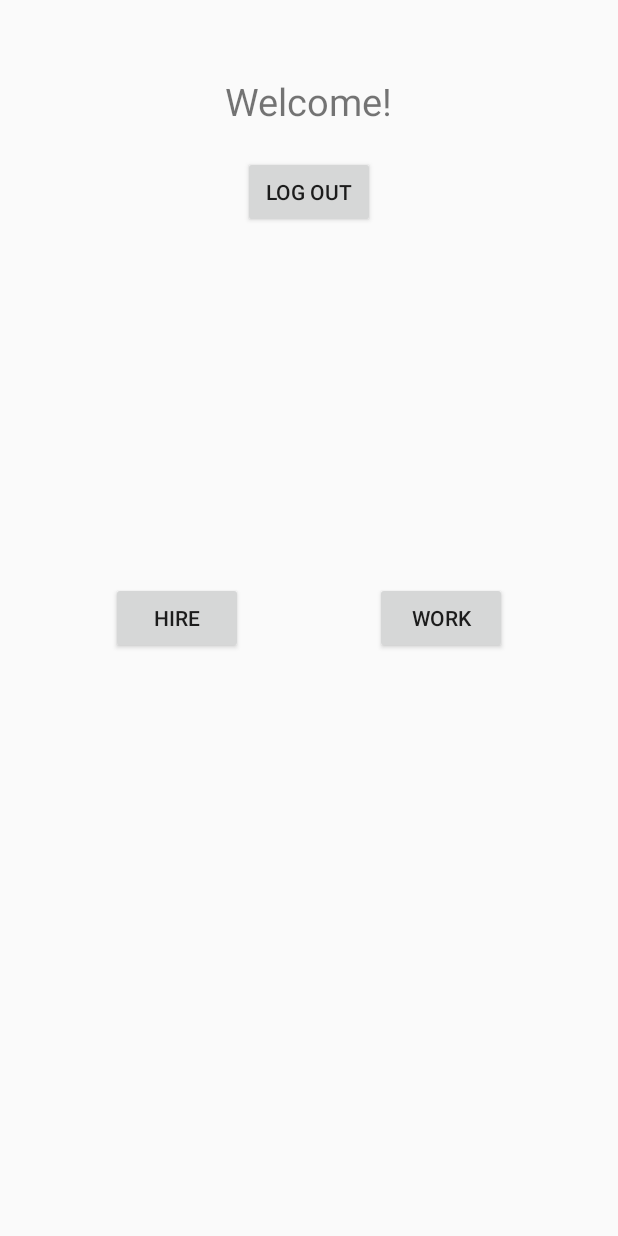
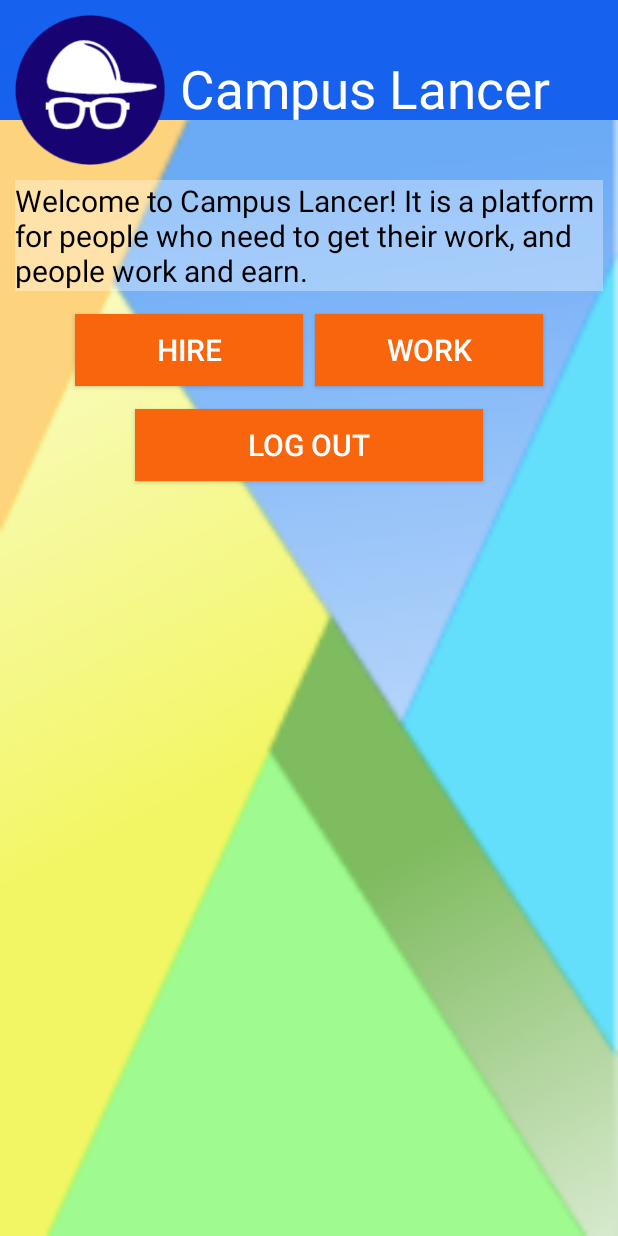
Before and after one commit to anshulshah96/CampusLancer, an Android app: the layout welcome.xml on its own in the app's theme, with its tools: preview values and no code run, on a phone screen of 412 x 824 dp. Run offline under Robolectric (Android 15) with nearby library versions, the phone set to English and light mode, and no system bars.

Commit message:
Welcome Page(after Sign In) designed!

```diff
--- a/app/src/main/java/com/aka/campuslancer/Welcome.java
+++ b/app/src/main/java/com/aka/campuslancer/Welcome.java
@@ -29,15 +29,15 @@ public class Welcome extends Activity {
         String struser = currentUser.getUsername().toString();
 
         // Locate TextView in welcome.xml
-        TextView txtuser = (TextView) findViewById(R.id.txtuser);
+        TextView txtuser = (TextView) findViewById(R.id.WelcomeHeader);
 
         // Set the currentUser String into TextView
         txtuser.setText("You are logged in as " + struser);
 
         // Locate Button in welcome.xml
-        logout = (Button) findViewById(R.id.logout);
-        hire=(Button) findViewById(R.id.hire);
-        work=(Button)findViewById(R.id.work);
+        logout = (Button) findViewById(R.id.LogOutWelcome);
+        hire=(Button) findViewById(R.id.HireWelcome);
+        work=(Button)findViewById(R.id.WorkWelcome);
 
         work.setOnClickListener(new OnClickListener() {
             @Override
--- a/app/src/main/res/layout/welcome.xml
+++ b/app/src/main/res/layout/welcome.xml
@@ -4,46 +4,94 @@
     android:layout_height="match_parent"
     android:orientation="vertical" >
 
-    <TextView
-        android:id="@+id/txtwelcome"
-        android:layout_width="wrap_content"
-        android:layout_height="wrap_content"
-        android:layout_centerHorizontal="true"
-        android:text="@string/Welcome"
-        android:paddingTop="50dp"
-        android:textSize="25sp" />
+    <ImageView
+        android:layout_width="match_parent"
+        android:layout_height="match_parent"
+        android:background="@drawable/backgroundmain"
+        android:alpha="0.9" />
 
     <TextView
-        android:id="@+id/txtuser"
-        android:layout_width="wrap_content"
+        android:id="@+id/Header"
+        android:layout_width="match_parent"
+        android:layout_height="80dp"
+        android:background="#1761ef"
+
+        android:paddingLeft="120dp"
+        android:paddingTop="35dp"
+        android:text="@string/Heading"
+        android:textSize="35sp"
+        android:textColor="#FFFFFF" />
+
+    <ImageView
+        android:id="@+id/MainLogo"
+        android:background="@drawable/mainlogo"
+        android:layout_width="100dp"
+        android:layout_height="100dp"
+        android:layout_marginTop="10dp"
+        android:layout_marginLeft="10dp" />
+
+    <TextView
+        android:id="@+id/WelcomeHeader"
+        android:layout_width="fill_parent"
         android:layout_height="wrap_content"
-        android:layout_below="@+id/txtwelcome"
-        android:layout_centerHorizontal="true" />
+        android:layout_below="@id/MainLogo"
+        android:background="#55FFFFFF"
+
+        android:layout_margin="10dp"
+
+        android:text="@string/Welcome"
+        android:textSize="20sp"
+        android:textColor="#000000" />
 
     <Button
-        android:id="@+id/logout"
-        android:layout_width="wrap_content"
+        android:id="@+id/HireWelcome"
+        android:layout_width="fill_parent"
         android:layout_height="wrap_content"
-        android:text="@string/LogoutBtn"
-        android:layout_below="@+id/txtuser"
-        android:layout_centerHorizontal="true" />
+        android:layout_below="@id/WelcomeHeader"
+        android:text="@string/HireWelcome"
+
+        android:layout_marginRight="210dp"
+        android:layout_marginLeft="50dp"
+        android:layout_marginTop="5dp"
+        android:layout_marginBottom="10dp"
+
+        android:textSize="20sp"
+        android:textColor="#FFFFFF"
+        android:background="#F8650D" />
 
     <Button
-        android:layout_width="wrap_content"
+        android:id="@+id/WorkWelcome"
+        android:layout_width="fill_parent"
         android:layout_height="wrap_content"
-        android:text="Hire"
-        android:id="@+id/hire"
-        android:layout_centerVertical="true"
-        android:layout_toLeftOf="@+id/logout"
-        android:layout_toStartOf="@+id/logout" />
+        android:layout_below="@id/WelcomeHeader"
+        android:text="@string/WorkWelcome"
+
+
+        android:layout_marginRight="50dp"
+        android:layout_marginLeft="210dp"
+        android:layout_marginTop="5dp"
+        android:layout_marginBottom="10dp"
+
+        android:textSize="20sp"
+        android:textColor="#FFFFFF"
+        android:background="#F8650D" />
 
     <Button
-        android:layout_width="wrap_content"
+        android:id="@+id/LogOutWelcome"
+        android:layout_width="fill_parent"
         android:layout_height="wrap_content"
-        android:text="Work"
-        android:id="@+id/work"
-        android:layout_alignTop="@+id/hire"
-        android:layout_toRightOf="@+id/logout"
-        android:layout_toEndOf="@+id/logout" />
+        android:layout_below="@id/HireWelcome"
+        android:text="@string/LogoutBtn"
+
+
+        android:layout_marginRight="90dp"
+        android:layout_marginLeft="90dp"
+        android:layout_marginTop="5dp"
+        android:layout_marginBottom="10dp"
+
+        android:textSize="20sp"
+        android:textColor="#FFFFFF"
+        android:background="#F8650D" />
+
 
 </RelativeLayout>
--- a/app/src/main/res/values/strings.xml
+++ b/app/src/main/res/values/strings.xml
@@ -15,7 +15,11 @@
     <string name="LoginBtn">Login</string>
     <string name="SignupBtn">Sign Up</string>
     <string name="LogoutBtn">Log Out</string>
-    <string name="Welcome">Welcome!</string>
+
+    <string name="Welcome">Welcome to Campus Lancer! It is a platform for people who need to get their work, and people work and earn.</string>
+    <string name="HireWelcome">HIRE</string>
+    <string name="WorkWelcome">WORK</string>
+
     <string name="SignUpBoost">Don\'t have an account? Sign Up for free!</string>
     <string name="Heading">Campus Lancer</string>
 
```
Also changed, not shown: app/src/main/res/layout/activity_work.xml (line endings or trailing spaces).
